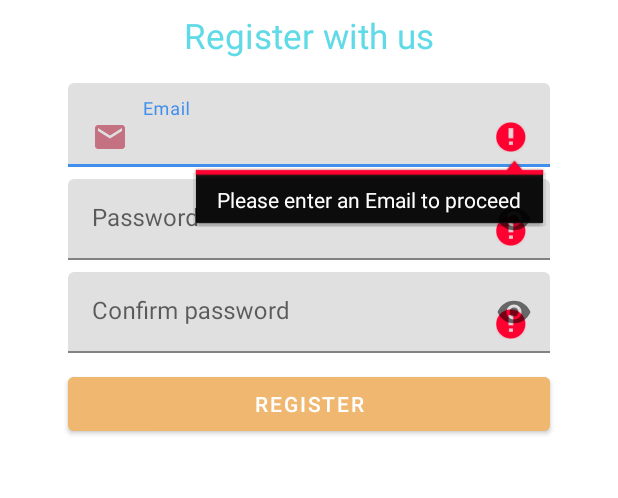
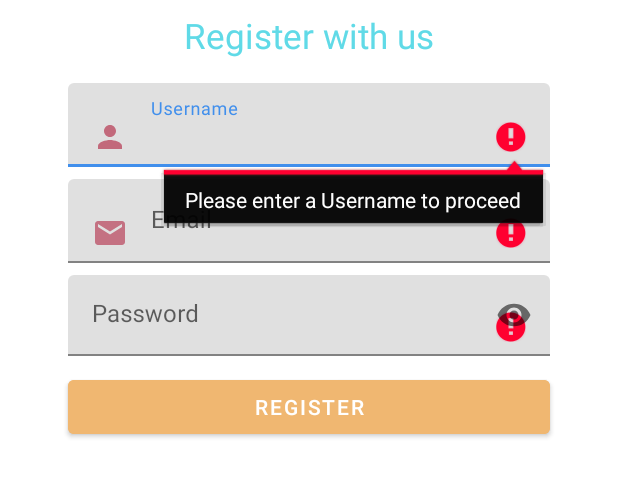
Before and after one commit to Jesil-OT/Brain_Improve_Study, an Android app: the RegisterActivity screen opened directly, with no data from a screen before it, after a tap on "REGISTER", on a phone screen of 412 x 824 dp, the part 357-855 px from its top. Run offline under Robolectric (Android 15) with nearby library versions, the phone set to English and light mode, and no system bars.

Commit message:
fix some few bugs again

```diff
--- a/app/src/main/java/com/example/jesil/brainimprovestudy/RegisterActivity.java
+++ b/app/src/main/java/com/example/jesil/brainimprovestudy/RegisterActivity.java
@@ -4,7 +4,6 @@ import androidx.appcompat.app.AppCompatActivity;
 
 import android.content.Intent;
 import android.os.Bundle;
-import android.text.TextUtils;
 import android.util.Log;
 import android.view.View;
 import android.widget.Button;
@@ -16,22 +15,22 @@ public class RegisterActivity extends AppCompatActivity {
     private static final String TAG = "RegisterActivity";
 
     Button mButtonRegister2;
+    TextInputEditText mTextInputEditTextUserNameRegister;
     TextInputEditText mTextInputEditTextEmailRegister;
     TextInputEditText mTextInputEditTextPasswordRegister;
-    TextInputEditText mTextInputEditTextConfirmPasswordRegister;
 
+    String userNameRegisterInput;
     String emailRegisterInput;
-    String passwordRegisterInput;
-    String confirmPasswordregisterInput;
+    String PasswordRegisterInput;
 
     @Override
     protected void onCreate(Bundle savedInstanceState) {
         super.onCreate(savedInstanceState);
         setContentView(R.layout.activity_register);
 
+        mTextInputEditTextUserNameRegister = findViewById(R.id.username_register_page);
         mTextInputEditTextEmailRegister = findViewById(R.id.email_register_page);
         mTextInputEditTextPasswordRegister = findViewById(R.id.password_register_page);
-        mTextInputEditTextConfirmPasswordRegister = findViewById(R.id.confirmPassword_register_page);
 
         mButtonRegister2 = findViewById(R.id.button_register2);
         mButtonRegister2.setOnClickListener(new View.OnClickListener() {
@@ -43,24 +42,27 @@ public class RegisterActivity extends AppCompatActivity {
     }
 
     public void checkingFields() {
+        userNameRegisterInput = mTextInputEditTextUserNameRegister.getText().toString().trim();
         emailRegisterInput = mTextInputEditTextEmailRegister.getText().toString().trim();
-        passwordRegisterInput = mTextInputEditTextPasswordRegister.getText().toString().trim();
-        confirmPasswordregisterInput = mTextInputEditTextConfirmPasswordRegister.getText().toString().trim();
+        PasswordRegisterInput = mTextInputEditTextPasswordRegister.getText().toString().trim();
 
-        if (emailRegisterInput.length() == 0 &&
-                passwordRegisterInput.length() == 0 &&
-                confirmPasswordregisterInput.length() == 0) {
+        if (userNameRegisterInput.length() == 0 &&
+                emailRegisterInput.length() == 0 &&
+                PasswordRegisterInput.length() == 0) {
 
+            mTextInputEditTextUserNameRegister.setError("Please enter a Username to proceed");
             mTextInputEditTextEmailRegister.setError("Please enter an Email to proceed");
             mTextInputEditTextPasswordRegister.setError("Please enter a password");
-            mTextInputEditTextConfirmPasswordRegister.setError("Please enter a password");
         }
-        if (emailRegisterInput.isEmpty() ||
-                passwordRegisterInput.isEmpty() ||
-                confirmPasswordregisterInput.isEmpty()) {
+        /*else if (userNameRegisterInput.isEmpty() ||
+                emailRegisterInput.isEmpty() ||
+                PasswordRegisterInput.isEmpty()) {
 
-            Toast.makeText(this, "please fill in all", Toast.LENGTH_SHORT).show();
+            Toast.makeText(this, "Please fill in all fields", Toast.LENGTH_SHORT).show();
             Log.d(TAG, "checkingFields: if statement called");
+        }*/
+        else if (PasswordRegisterInput.length() < 6){
+            mTextInputEditTextPasswordRegister.setError("Password Should contain at Least 6 Character");
         }
 
         else {
@@ -74,7 +76,7 @@ public class RegisterActivity extends AppCompatActivity {
     }
 
    /* private void forEmptyString() {
-        if (TextUtils.equals(passwordRegisterInput, confirmPasswordregisterInput)) {
+        if (TextUtils.equals(emailRegisterInput, PasswordRegisterInput)) {
             Intent intent = new Intent(RegisterActivity.this, SignInActvity.class);
             Toast.makeText(this, "You just registered", Toast.LENGTH_SHORT).show();
             startActivity(intent);
--- a/app/src/main/java/com/example/jesil/brainimprovestudy/SignInActvity.java
+++ b/app/src/main/java/com/example/jesil/brainimprovestudy/SignInActvity.java
@@ -4,6 +4,7 @@ import androidx.appcompat.app.AppCompatActivity;
 
 import android.content.Intent;
 import android.os.Bundle;
+import android.text.TextUtils;
 import android.util.Log;
 import android.view.View;
 import android.widget.Button;
@@ -45,10 +46,12 @@ public class SignInActvity extends AppCompatActivity {
             mTextInputEditTextEmailSigninPage.setError("Please enter an Email to proceed");
             mTextInputEditTextPasswordSigninPage.setError("Please enter a password");
         }
-        else if (passwordSignInput.length() >= 6){
-            mTextInputEditTextPasswordSigninPage.setError("Password must not be Less 6 Character");
-            mTextInputEditTextPasswordSigninPage.setError("Password must not be Greater 6 Character");
+        else if (passwordSignInput.length() <= 6){
+            mTextInputEditTextPasswordSigninPage.setError("Password Should contain at Least 6 Character");
         }
+       /* else if (TextUtils.isEmpty(emailSignInput) || TextUtils.isEmpty(passwordSignInput)){
+            Toast.makeText(this, "Please fill in all fields", Toast.LENGTH_SHORT).show();
+        }*/
 
         else {
             Intent intent = new Intent(SignInActvity.this,HomeActivity.class);
--- /dev/null
+++ b/app/src/main/res/drawable/ic_person.xml
@@ -0,0 +1,5 @@
+<vector xmlns:android="http://schemas.android.com/apk/res/android" android:width="24dp"
+    android:height="24dp" android:alpha="0.88"
+    android:viewportWidth="24.0" android:viewportHeight="24.0">
+    <path android:fillColor="#BE596E" android:pathData="M12,12c2.21,0 4,-1.79 4,-4s-1.79,-4 -4,-4 -4,1.79 -4,4 1.79,4 4,4zM12,14c-2.67,0 -8,1.34 -8,4v2h16v-2c0,-2.66 -5.33,-4 -8,-4z"/>
+</vector>
--- a/app/src/main/res/layout/activity_register.xml
+++ b/app/src/main/res/layout/activity_register.xml
@@ -73,13 +73,13 @@
                 app:layout_constraintTop_toBottomOf="@+id/textView4">
 
                 <com.google.android.material.textfield.TextInputEditText
-                    android:id="@+id/email_register_page"
+                    android:id="@+id/username_register_page"
                     android:layout_width="match_parent"
                     android:layout_height="wrap_content"
-                    android:drawableLeft="@drawable/ic_email_black"
-                    android:drawablePadding="10dp"
-                    android:hint="Email"
-                    android:inputType="textEmailAddress" />
+                    android:drawableLeft="@drawable/ic_person"
+                    android:drawablePadding="15dp"
+                    android:hint="Username"
+                    android:inputType="textPersonName" />
             </com.google.android.material.textfield.TextInputLayout>
 
             <com.google.android.material.textfield.TextInputLayout
@@ -92,15 +92,16 @@
                 android:layout_marginEnd="45dp"
                 app:layout_constraintEnd_toEndOf="parent"
                 app:layout_constraintStart_toStartOf="parent"
-                app:layout_constraintTop_toBottomOf="@+id/textInputLayout3"
-                app:passwordToggleEnabled="true">
+                app:layout_constraintTop_toBottomOf="@+id/textInputLayout3">
 
                 <com.google.android.material.textfield.TextInputEditText
-                    android:id="@+id/password_register_page"
+                    android:id="@+id/email_register_page"
                     android:layout_width="match_parent"
                     android:layout_height="wrap_content"
-                    android:hint="Password"
-                    android:inputType="textPassword" />
+                    android:drawableLeft="@drawable/ic_email_black"
+                    android:drawablePadding="15dp"
+                    android:hint="Email"
+                    android:inputType="textEmailAddress"/>
             </com.google.android.material.textfield.TextInputLayout>
 
             <com.google.android.material.textfield.TextInputLayout
@@ -117,10 +118,10 @@
                 app:passwordToggleEnabled="true">
 
                 <com.google.android.material.textfield.TextInputEditText
-                    android:id="@+id/confirmPassword_register_page"
+                    android:id="@+id/password_register_page"
                     android:layout_width="match_parent"
                     android:layout_height="wrap_content"
-                    android:hint="Confirm password"
+                    android:hint="Password"
                     android:inputType="textPassword" />
             </com.google.android.material.textfield.TextInputLayout>
 
--- a/app/src/main/res/layout/activity_sign_in_actvity.xml
+++ b/app/src/main/res/layout/activity_sign_in_actvity.xml
@@ -67,8 +67,7 @@
         android:layout_marginEnd="45dp"
         app:layout_constraintEnd_toEndOf="parent"
         app:layout_constraintStart_toStartOf="parent"
-        app:layout_constraintTop_toBottomOf="@+id/textInputLayout"
-        app:passwordToggleEnabled="true">
+        app:layout_constraintTop_toBottomOf="@+id/textInputLayout">
 
         <com.google.android.material.textfield.TextInputEditText
             android:id="@+id/password_signin_page"
```
